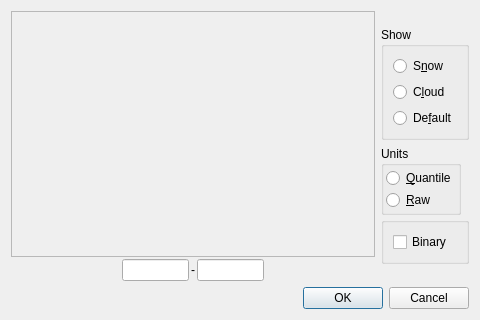
The window that levels.ui (kofes/satelliteQt) describes before a commit, drawn with Qt 5.
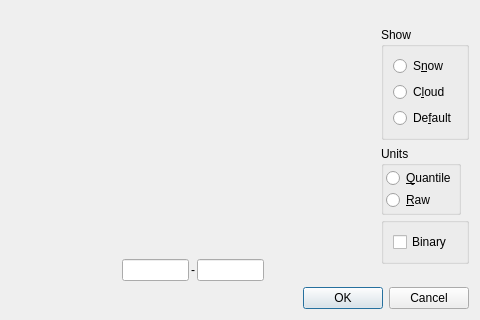
The same window after the commit.

Diff of the .ui file:
```diff
--- a/levels.ui
+++ b/levels.ui
@@ -113,7 +113,7 @@
     </layout>
    </item>
    <item row="0" column="0" rowspan="2">
-    <layout class="QVBoxLayout" name="verticalLayout" stretch="10,0">
+    <layout class="QVBoxLayout" name="verticalLayout" stretch="10,1">
      <property name="spacing">
       <number>2</number>
      </property>
@@ -122,18 +122,6 @@
      </property>
      <item>
       <widget class="QLabel" name="label_image">
-       <property name="sizePolicy">
-        <sizepolicy hsizetype="Preferred" vsizetype="Preferred">
-         <horstretch>0</horstretch>
-         <verstretch>0</verstretch>
-        </sizepolicy>
-       </property>
-       <property name="frameShape">
-        <enum>QFrame::StyledPanel</enum>
-       </property>
-       <property name="frameShadow">
-        <enum>QFrame::Sunken</enum>
-       </property>
        <property name="text">
         <string/>
        </property>
```
Left out of the diff: 3 changed lines with no effect on the pictures.
